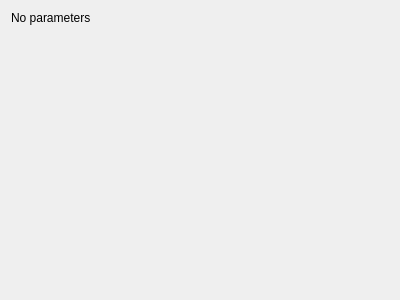
Old version of the form mandelbulber2/qt_data/fractal_hypercomplex.ui in the repository buddhi1980/mandelbulber2.
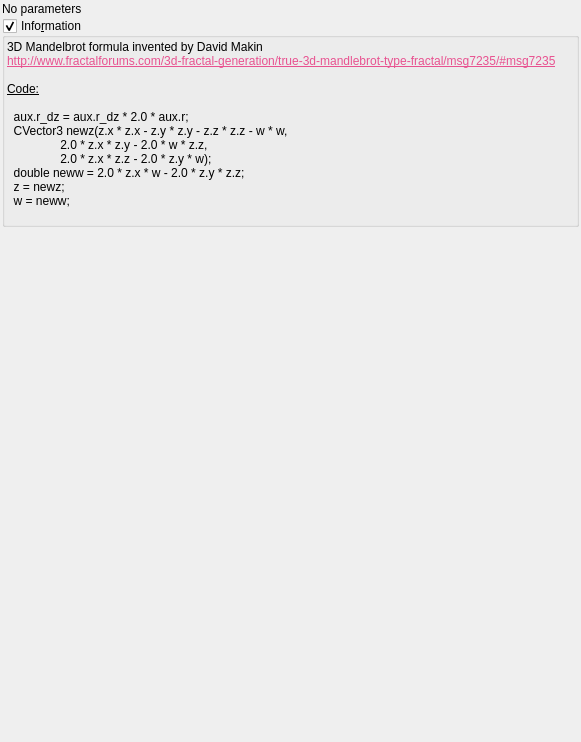
New version of the form. Custom widgets are drawn as their Qt base class.

Commit message: Added information boxes to several formulas. Formated code for fractal formulas.

The edit to the form file:
```diff
--- a/mandelbulber2/qt_data/fractal_hypercomplex.ui
+++ b/mandelbulber2/qt_data/fractal_hypercomplex.ui
@@ -6,14 +6,29 @@
    <rect>
     <x>0</x>
     <y>0</y>
-    <width>400</width>
-    <height>300</height>
+    <width>581</width>
+    <height>742</height>
    </rect>
   </property>
   <property name="windowTitle">
    <string>Form</string>
   </property>
   <layout class="QVBoxLayout" name="verticalLayout">
+   <property name="spacing">
+    <number>2</number>
+   </property>
+   <property name="leftMargin">
+    <number>2</number>
+   </property>
+   <property name="topMargin">
+    <number>2</number>
+   </property>
+   <property name="rightMargin">
+    <number>2</number>
+   </property>
+   <property name="bottomMargin">
+    <number>2</number>
+   </property>
    <item>
     <widget class="QLabel" name="label">
      <property name="text">
@@ -21,6 +36,68 @@
      </property>
     </widget>
    </item>
+   <item>
+    <widget class="MyGroupBox" name="groupCheck_info">
+     <property name="title">
+      <string>Info&amp;rmation</string>
+     </property>
+     <property name="flat">
+      <bool>false</bool>
+     </property>
+     <property name="checkable">
+      <bool>true</bool>
+     </property>
+     <layout class="QVBoxLayout" name="verticalLayout_2">
+      <property name="spacing">
+       <number>2</number>
+      </property>
+      <property name="leftMargin">
+       <number>2</number>
+      </property>
+      <property name="topMargin">
+       <number>2</number>
+      </property>
+      <property name="rightMargin">
+       <number>2</number>
+      </property>
+      <property name="bottomMargin">
+       <number>2</number>
+      </property>
+      <item>
+       <widget class="QLabel" name="label_4">
+        <property name="text">
+         <string>&lt;!DOCTYPE HTML PUBLIC &quot;-//W3C//DTD HTML 4.0//EN&quot; &quot;http://www.w3.org/TR/REC-html40/strict.dtd&quot;&gt;
+&lt;html&gt;&lt;head&gt;&lt;meta name=&quot;qrichtext&quot; content=&quot;1&quot; /&gt;&lt;style type=&quot;text/css&quot;&gt;
+p, li { white-space: pre-wrap; }
+&lt;/style&gt;&lt;/head&gt;&lt;body&gt;
+&lt;p style=&quot; margin-top:0px; margin-bottom:0px; margin-left:0px; margin-right:0px; -qt-block-indent:0; text-indent:0px;&quot;&gt;3D Mandelbrot formula invented by David Makin&lt;/p&gt;
+&lt;p style=&quot; margin-top:0px; margin-bottom:0px; margin-left:0px; margin-right:0px; -qt-block-indent:0; text-indent:0px;&quot;&gt;&lt;a href=&quot;http://www.fractalforums.com/3d-fractal-generation/true-3d-mandlebrot-type-fractal/msg7235/#msg7235&quot;&gt;&lt;span style=&quot; text-decoration: underline; color:#e85290;&quot;&gt;http://www.fractalforums.com/3d-fractal-generation/true-3d-mandlebrot-type-fractal/msg7235/#msg7235&lt;/span&gt;&lt;/a&gt;&lt;/p&gt;
+&lt;p style=&quot;-qt-paragraph-type:empty; margin-top:0px; margin-bottom:0px; margin-left:0px; margin-right:0px; -qt-block-indent:0; text-indent:0px;&quot;&gt;&lt;br /&gt;&lt;/p&gt;
+&lt;p style=&quot; margin-top:0px; margin-bottom:0px; margin-left:0px; margin-right:0px; -qt-block-indent:0; text-indent:0px;&quot;&gt;&lt;span style=&quot; text-decoration: underline;&quot;&gt;Code:&lt;/span&gt;&lt;/p&gt;
+&lt;p style=&quot;-qt-paragraph-type:empty; margin-top:0px; margin-bottom:0px; margin-left:0px; margin-right:0px; -qt-block-indent:0; text-indent:0px; text-decoration: underline;&quot;&gt;&lt;br /&gt;&lt;/p&gt;
+&lt;p style=&quot; margin-top:0px; margin-bottom:0px; margin-left:0px; margin-right:0px; -qt-block-indent:0; text-indent:0px;&quot;&gt;  aux.r_dz = aux.r_dz * 2.0 * aux.r;&lt;/p&gt;
+&lt;p style=&quot; margin-top:0px; margin-bottom:0px; margin-left:0px; margin-right:0px; -qt-block-indent:0; text-indent:0px;&quot;&gt;  CVector3 newz(z.x * z.x - z.y * z.y - z.z * z.z - w * w,&lt;/p&gt;
+&lt;p style=&quot; margin-top:0px; margin-bottom:0px; margin-left:0px; margin-right:0px; -qt-block-indent:0; text-indent:0px;&quot;&gt;                2.0 * z.x * z.y - 2.0 * w * z.z,&lt;/p&gt;
+&lt;p style=&quot; margin-top:0px; margin-bottom:0px; margin-left:0px; margin-right:0px; -qt-block-indent:0; text-indent:0px;&quot;&gt;                2.0 * z.x * z.z - 2.0 * z.y * w);&lt;/p&gt;
+&lt;p style=&quot; margin-top:0px; margin-bottom:0px; margin-left:0px; margin-right:0px; -qt-block-indent:0; text-indent:0px;&quot;&gt;  double neww = 2.0 * z.x * w - 2.0 * z.y * z.z;&lt;/p&gt;
+&lt;p style=&quot; margin-top:0px; margin-bottom:0px; margin-left:0px; margin-right:0px; -qt-block-indent:0; text-indent:0px;&quot;&gt;  z = newz;&lt;/p&gt;
+&lt;p style=&quot; margin-top:0px; margin-bottom:0px; margin-left:0px; margin-right:0px; -qt-block-indent:0; text-indent:0px;&quot;&gt;  w = neww;&lt;/p&gt;
+&lt;p style=&quot;-qt-paragraph-type:empty; margin-top:0px; margin-bottom:0px; margin-left:0px; margin-right:0px; -qt-block-indent:0; text-indent:0px;&quot;&gt;&lt;br /&gt;&lt;/p&gt;&lt;/body&gt;&lt;/html&gt;</string>
+        </property>
+        <property name="wordWrap">
+         <bool>true</bool>
+        </property>
+        <property name="openExternalLinks">
+         <bool>true</bool>
+        </property>
+        <property name="textInteractionFlags">
+         <set>Qt::LinksAccessibleByMouse|Qt::TextSelectableByMouse</set>
+        </property>
+       </widget>
+      </item>
+     </layout>
+    </widget>
+   </item>
    <item>
     <spacer name="verticalSpacer">
      <property name="orientation">
@@ -36,6 +113,14 @@
    </item>
   </layout>
  </widget>
+ <customwidgets>
+  <customwidget>
+   <class>MyGroupBox</class>
+   <extends>QGroupBox</extends>
+   <header>mygroupbox.h</header>
+   <container>1</container>
+  </customwidget>
+ </customwidgets>
  <resources/>
  <connections/>
 </ui>
```
The commit also changes 8 other files.
